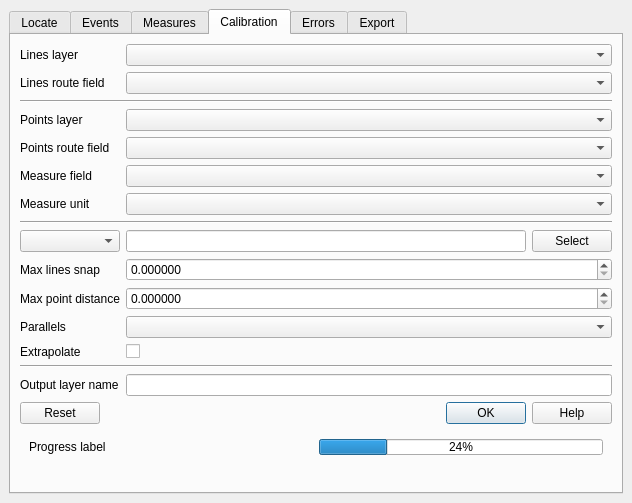
Before: the Qt Designer form lrs/ui/ui_lrsdockwidget.ui in blazek/lrs, drawn with Qt 5.
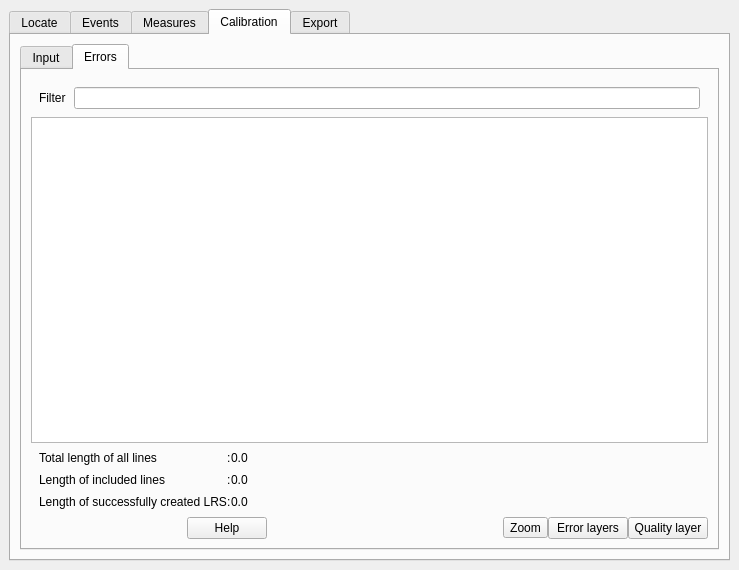
After: the same form once the commit is applied.

Commit message: calibration and error tabs moved to common tab

```diff
--- a/lrs/ui/ui_lrsdockwidget.ui
+++ b/lrs/ui/ui_lrsdockwidget.ui
@@ -6,8 +6,8 @@
    <rect>
     <x>0</x>
     <y>0</y>
-    <width>632</width>
-    <height>503</height>
+    <width>739</width>
+    <height>570</height>
    </rect>
   </property>
   <property name="windowTitle">
@@ -538,6 +538,34 @@
        </attribute>
        <layout class="QVBoxLayout" name="verticalLayout_2">
         <item>
+         <widget class="QTabWidget" name="calibTabWidget">
+          <property name="currentIndex">
+           <number>1</number>
+          </property>
+          <widget class="QWidget" name="calibTab">
+           <attribute name="title">
+            <string>Input</string>
+           </attribute>
+           <layout class="QVBoxLayout" name="verticalLayout_10">
+            <item>
+             <widget class="QWidget" name="calibWidget" native="true">
+              <layout class="QVBoxLayout" name="verticalLayout_7">
+               <property name="spacing">
+                <number>5</number>
+               </property>
+               <property name="leftMargin">
+                <number>8</number>
+               </property>
+               <property name="topMargin">
+                <number>8</number>
+               </property>
+               <property name="rightMargin">
+                <number>8</number>
+               </property>
+               <property name="bottomMargin">
+                <number>8</number>
+               </property>
+               <item>
          <layout class="QGridLayout" name="genGridLayout">
           <item row="19" column="0">
            <widget class="QLabel" name="genOutputNameLabel">
@@ -819,6 +847,9 @@
         </item>
        </layout>
       </widget>
+            </item>
+           </layout>
+          </widget>
       <widget class="QWidget" name="errorTab">
        <attribute name="title">
         <string>Errors</string>
@@ -827,8 +858,38 @@
         <item>
          <widget class="QWidget" name="errorWidget" native="true">
           <layout class="QVBoxLayout" name="verticalLayout_9">
+               <property name="spacing">
+                <number>0</number>
+               </property>
+               <property name="leftMargin">
+                <number>0</number>
+               </property>
+               <property name="topMargin">
+                <number>0</number>
+               </property>
+               <property name="rightMargin">
+                <number>0</number>
+               </property>
+               <property name="bottomMargin">
+                <number>0</number>
+               </property>
            <item>
             <layout class="QHBoxLayout" name="horizontalLayout_4">
+                 <property name="spacing">
+                  <number>8</number>
+                 </property>
+                 <property name="leftMargin">
+                  <number>8</number>
+                 </property>
+                 <property name="topMargin">
+                  <number>8</number>
+                 </property>
+                 <property name="rightMargin">
+                  <number>8</number>
+                 </property>
+                 <property name="bottomMargin">
+                  <number>8</number>
+                 </property>
              <item>
               <widget class="QLabel" name="errorFilterLabel">
                <property name="text">
@@ -862,6 +923,21 @@
            </item>
            <item>
             <layout class="QGridLayout" name="gridLayout_4">
+                 <property name="leftMargin">
+                  <number>8</number>
+                 </property>
+                 <property name="topMargin">
+                  <number>8</number>
+                 </property>
+                 <property name="rightMargin">
+                  <number>8</number>
+                 </property>
+                 <property name="bottomMargin">
+                  <number>8</number>
+                 </property>
+                 <property name="verticalSpacing">
+                  <number>8</number>
+                 </property>
              <item row="0" column="2">
               <widget class="QLabel" name="errorTotalLength">
                <property name="sizePolicy">
@@ -997,6 +1073,10 @@
             </layout>
            </item>
           </layout>
+             </widget>
+            </item>
+           </layout>
+          </widget>
          </widget>
         </item>
        </layout>
```
Left out of the diff: 2 changed lines with no effect on the pictures. Lines whose indentation alone changed are shown as unchanged. The commit also changes 1 other file.
